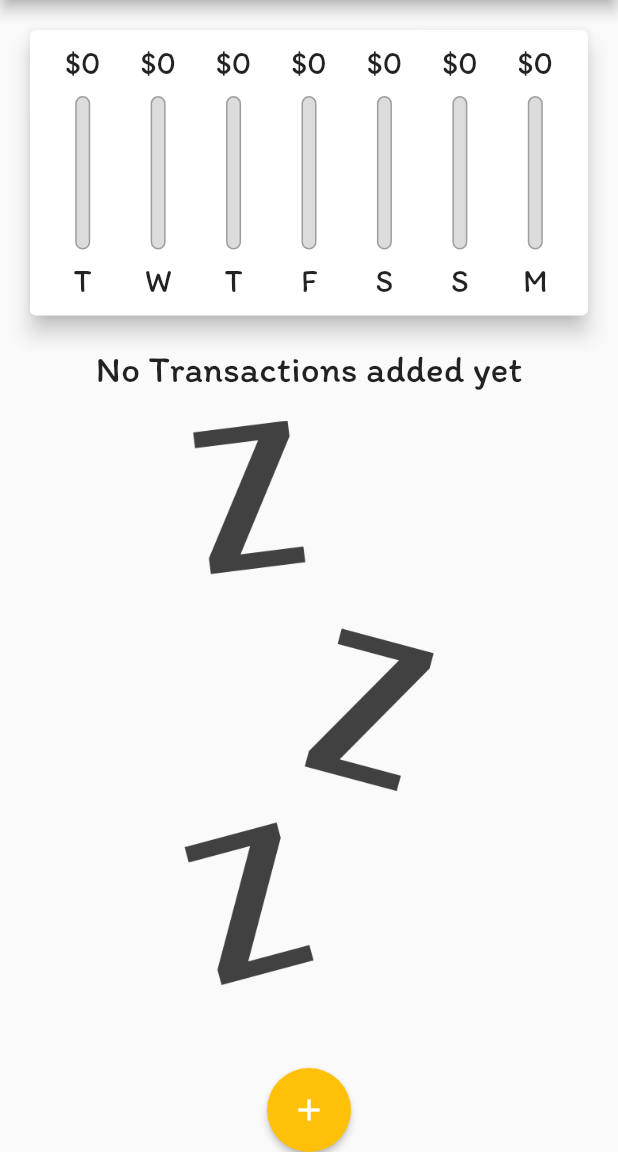
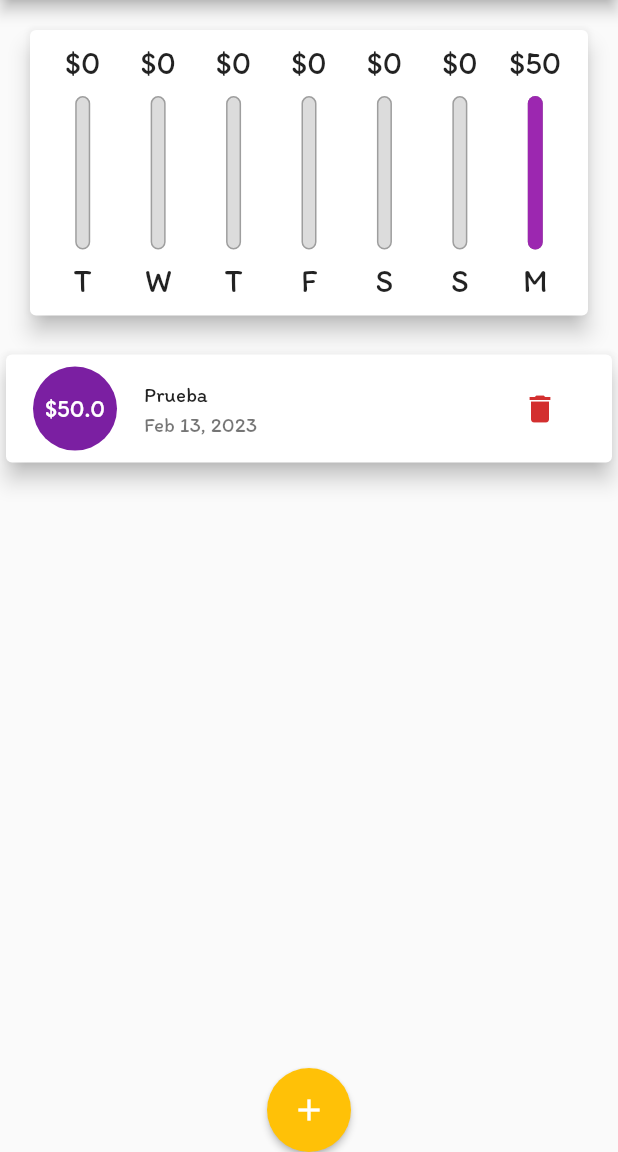
Before and after one commit to ghettobeats/FlutLab_app_udemy, a Flutter app: the screen it shows after launch, on a phone screen of 412 x 824 dp, the part 84-1236 px from its top. Run offline on Flutter 3.47's test engine with Material 2 defaults, Android fonts, the phone set to English and light mode, and no system bars.

Commit message:
Tengo que seguir el tutorial con emuladores/o dispositivo android e ios

```diff
--- a/lib/main.dart
+++ b/lib/main.dart
@@ -1,3 +1,5 @@
+import 'dart:io';
+
 import 'package:flutter/material.dart';
 
 import 'package:udemyappflutter/widgets/chart.dart';
@@ -47,7 +49,9 @@ class MyHomePage extends StatefulWidget {
 
 class _MyHomePageState extends State<MyHomePage> {
   // String titleInput = '';
-  final List<Transaction> _userTransactions = [];
+  final List<Transaction> _userTransactions = [
+    Transaction(id: '1', title: 'Prueba', amount: 50.00, date: DateTime.now())
+  ];
   bool _showChart = false;
 //get a list of transaction resent
   List<Transaction> get recentTransactions => _userTransactions
@@ -85,8 +89,9 @@ class _MyHomePageState extends State<MyHomePage> {
 
   @override
   Widget build(BuildContext context) {
-    final appbar = AppBar(
-      // The title text which will be shown on the action bar
+    final mediaQuery = MediaQuery.of(context);
+
+    final appBar = AppBar(
       title: Text(widget.title),
       actions: [
         IconButton(
@@ -96,19 +101,17 @@ class _MyHomePageState extends State<MyHomePage> {
             ))
       ],
     );
+
     final txList = Container(
-      height: (MediaQuery.of(context).size.height -
-              appbar.preferredSize.height -
-              MediaQuery.of(context).padding.top) *
+      height: (mediaQuery.size.height -
+              appBar.preferredSize.height -
+              mediaQuery.padding.top) *
           0.7,
       child: TransactionList(_userTransactions, _deleteTransaction),
     );
-    final _isLandScape =
-        MediaQuery.of(context).orientation == Orientation.landscape;
+    final _isLandScape = mediaQuery.orientation == Orientation.landscape;
 
-    return Scaffold(
-      appBar: appbar,
-      body: SingleChildScrollView(
+    final pageBody = SingleChildScrollView(
       child: Column(
         crossAxisAlignment: CrossAxisAlignment.stretch,
         children: [
@@ -117,7 +120,7 @@ class _MyHomePageState extends State<MyHomePage> {
               mainAxisAlignment: MainAxisAlignment.center,
               children: [
                 Text('Show chart'),
-                  Switch(
+                Switch.adaptive(
                   value: _showChart,
                   onChanged: (value) {
                     setState(() {
@@ -129,9 +132,9 @@ class _MyHomePageState extends State<MyHomePage> {
             ),
           if (!_isLandScape)
             Container(
-                height: (MediaQuery.of(context).size.height -
-                        appbar.preferredSize.height -
-                        MediaQuery.of(context).padding.top) *
+              height: (mediaQuery.size.height -
+                      appBar.preferredSize.height -
+                      mediaQuery.padding.top) *
                   0.3,
               child: Chart(recentTransactions),
             ),
@@ -139,18 +142,23 @@ class _MyHomePageState extends State<MyHomePage> {
           if (_isLandScape)
             _showChart
                 ? Container(
-                      height: (MediaQuery.of(context).size.height -
-                              appbar.preferredSize.height -
-                              MediaQuery.of(context).padding.top) *
+                    height: (mediaQuery.size.height -
+                            appBar.preferredSize.height -
+                            mediaQuery.padding.top) *
                         0.7,
                     child: Chart(recentTransactions),
                   )
                 : txList,
         ],
       ),
-      ),
+    );
+    return Scaffold(
+      appBar: appBar,
+      body: pageBody,
       floatingActionButtonLocation: FloatingActionButtonLocation.centerDocked,
-      floatingActionButton: FloatingActionButton(
+      floatingActionButton: Platform.isIOS
+          ? Container()
+          : FloatingActionButton(
               backgroundColor: Colors.amber,
               onPressed: () => _startAddNewTransaction(context),
               elevation: 2,
--- a/lib/widgets/new_transaction.dart
+++ b/lib/widgets/new_transaction.dart
@@ -44,9 +44,15 @@ class _NewTransactionState extends State<NewTransaction> {
   @override
   Widget build(BuildContext context) => Card(
         elevation: 5,
+        child: SingleChildScrollView(
           child: Container(
-          padding: EdgeInsets.all(10),
-          child: Column(crossAxisAlignment: CrossAxisAlignment.end, children: [
+            padding: EdgeInsets.only(
+                top: 10,
+                right: 10,
+                bottom: MediaQuery.of(context).viewInsets.bottom + 10,
+                left: 10),
+            child:
+                Column(crossAxisAlignment: CrossAxisAlignment.end, children: [
               TextField(
                 decoration: InputDecoration(labelText: 'Title'),
                 controller: _titleController,
@@ -88,5 +94,6 @@ class _NewTransactionState extends State<NewTransaction> {
               )
             ]),
           ),
+        ),
       );
 }
--- a/lib/widgets/transaction_list.dart
+++ b/lib/widgets/transaction_list.dart
@@ -50,11 +50,21 @@ class TransactionList extends StatelessWidget {
                   style: Theme.of(context).textTheme.bodyLarge),
               subtitle:
                   Text(DateFormat.yMMMd().format(userTransactions[index].date)),
-              trailing: IconButton(
-                onPressed: () => deleteTransaction(userTransactions[index].id),
-                icon: Icon(Icons.delete),
-                color: Theme.of(context).errorColor,
-              ),
+              trailing: MediaQuery.of(context).size.width > 360
+                  ? TextButton(
+                      style: TextButton.styleFrom(
+                        primary: Theme.of(context).errorColor,
+                      ),
+                      child: Icon(Icons.delete),
+                      onPressed: () =>
+                          deleteTransaction(userTransactions[index].id),
+                    )
+                  : IconButton(
+                      onPressed: () =>
+                          deleteTransaction(userTransactions[index].id),
+                      icon: Icon(Icons.delete),
+                      color: Theme.of(context).errorColor,
+                    ),
             ),
           ),
           itemCount: userTransactions.length,
```
Lines whose indentation alone changed are shown as unchanged.
